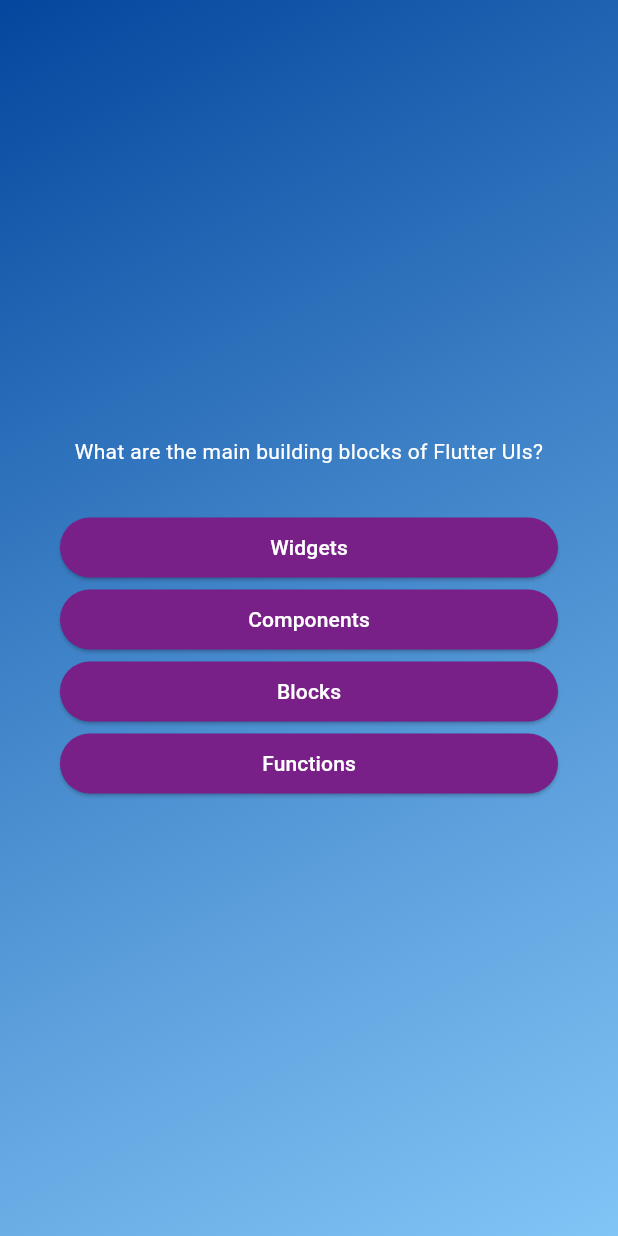
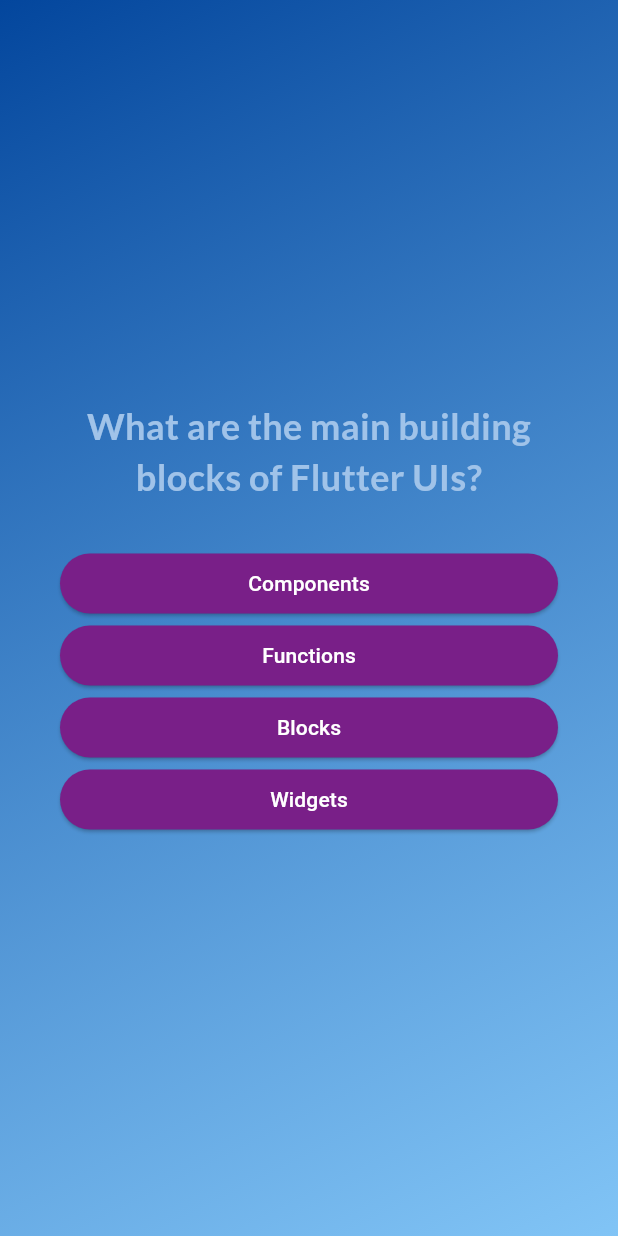
Before and after one commit to WalkerHC30/adv_basics, a Flutter app: the screen it shows after launch, after a tap on "click me", on a phone screen of 412 x 824 dp. Run offline on Flutter 3.47's test engine with Material 3 defaults, Android fonts, the phone set to English and light mode, and no system bars; our stand-ins replace google_fonts.

Commit message:
[update] google fonts

```diff
--- a/lib/models/quiz_question.dart
+++ b/lib/models/quiz_question.dart
@@ -1,5 +1,13 @@
 class QuizQuestion {
   const QuizQuestion(this.text, this.answer);
+
   final String text;
   final List<String> answer;
+
+  List<String> getShuffleAnswers() {
+    //shuffle could not return a list, so must copy the list;
+    final shuffleList = List.of(answer);
+    shuffleList.shuffle();
+    return shuffleList;
+  }
 }
--- a/lib/questions_screen.dart
+++ b/lib/questions_screen.dart
@@ -1,9 +1,13 @@
 import 'package:adv_basics/answer_button.dart';
 import 'package:flutter/material.dart';
 import 'package:adv_basics/data/questions.dart';
+import 'package:google_fonts/google_fonts.dart';
 
 class QuestionsScreen extends StatefulWidget {
-  const QuestionsScreen({super.key});
+  const QuestionsScreen({super.key, required this.onSelectAnswer});
+
+  final void Function(String answer) onSelectAnswer;
+
   @override
   State<QuestionsScreen> createState() {
     return _QuestionsScreen();
@@ -11,9 +15,19 @@ class QuestionsScreen extends StatefulWidget {
 }
 
 class _QuestionsScreen extends State<QuestionsScreen> {
+  var currentQuestionIndex = 0;
+
+  void answerQuestion(String selectedAnswer) {
+    widget.onSelectAnswer(selectedAnswer);
+    //currentQuestionIndex += 1;
+    setState(() {
+      currentQuestionIndex++; //更好的做法
+    });
+  }
+
   @override
   Widget build(BuildContext context) {
-    final currentQuestion = questions[0];
+    final currentQuestion = questions[currentQuestionIndex];
 
     return SizedBox(
       width: double.infinity,
@@ -25,15 +39,23 @@ class _QuestionsScreen extends State<QuestionsScreen> {
           children: [
             Text(
               currentQuestion.text,
-              style: const TextStyle(color: Colors.white),
+              style: GoogleFonts.lato(
+                color: const Color.fromARGB(255, 160, 195, 233),
+                fontSize: 24,
+                fontWeight: FontWeight.bold,
+              ),
               textAlign: TextAlign.center,
             ),
             const SizedBox(
               height: 30,
             ),
-            ...currentQuestion.answer.map(
+            ...currentQuestion.getShuffleAnswers().map(
               (item) {
-                return AnswerButton(answerText: item, onTap: () {});
+                return AnswerButton(
+                    answerText: item,
+                    onTap: () {
+                      answerQuestion(item);
+                    });
               },
             )
           ],
--- a/lib/quiz.dart
+++ b/lib/quiz.dart
@@ -14,6 +14,8 @@ class Quiz extends StatefulWidget {
 }
 
 class _QuizState extends State<Quiz> {
+  final List<String> selectedAnswers = [];
+
   // var activeScreen = const StartScreen(); 這裡會自動把activeScreen型別變為StartScreen的
   // Widget? activeScreen; //注意 宣告要用Widget放寬條件
   var activeScreen = 'start-screen';
@@ -30,11 +32,15 @@ class _QuizState extends State<Quiz> {
     });
   }
 
+  void choiceAnswer(String answer) {
+    selectedAnswers.add(answer);
+  }
+
   @override
   Widget build(BuildContext context) {
     Widget screenWidge = StartScreen(switchScreen);
     if (activeScreen == 'question-screen') {
-      screenWidge = const QuestionsScreen();
+      screenWidge = QuestionsScreen(onSelectAnswer: choiceAnswer);
     }
     return MaterialApp(
       home: Scaffold(
--- a/lib/start_screen.dart
+++ b/lib/start_screen.dart
@@ -1,4 +1,5 @@
 import 'package:flutter/material.dart';
+import 'package:google_fonts/google_fonts.dart';
 
 class StartScreen extends StatelessWidget {
   const StartScreen(this.startQuiz, {super.key});
@@ -17,9 +18,12 @@ class StartScreen extends StatelessWidget {
             color: const Color.fromARGB(152, 255, 255, 255),
           ),
           const SizedBox(height: 80),
-          const Text(
+          Text(
             'Learn Flutter fun way!',
-            style: TextStyle(color: Colors.white, fontSize: 24),
+            style: GoogleFonts.lato(
+                color: const Color.fromARGB(255, 44, 67, 173),
+                fontSize: 24,
+                fontWeight: FontWeight.w400),
           ),
           const SizedBox(height: 40),
           OutlinedButton.icon(
--- a/pubspec.yaml
+++ b/pubspec.yaml
@@ -35,6 +35,7 @@ dependencies:
   # The following adds the Cupertino Icons font to your application.
   # Use with the CupertinoIcons class for iOS style icons.
   cupertino_icons: ^1.0.8
+  google_fonts: ^6.2.1
 
 dev_dependencies:
   flutter_test:
```
Also changed, not shown: pubspec.lock, 7 other files.
